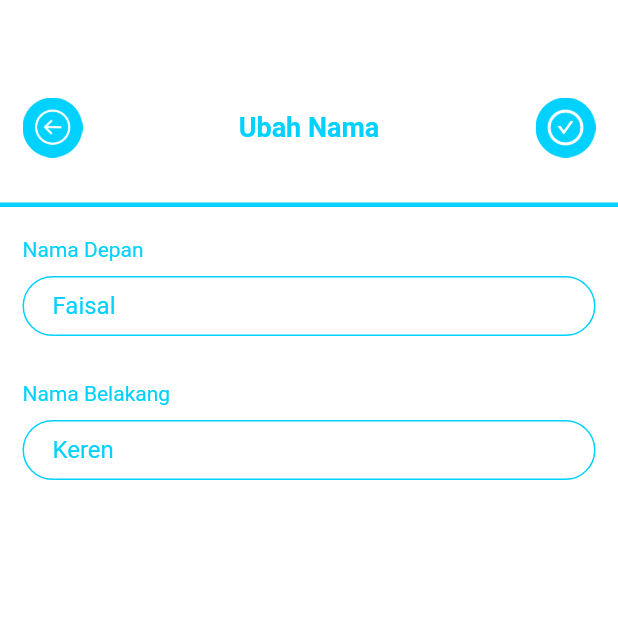
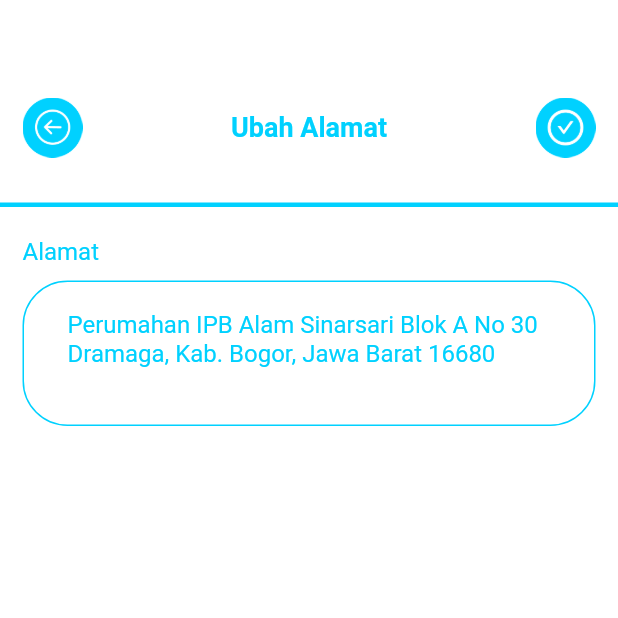
Before and after one commit to Faisalia/mabatua, a Flutter app: the EditAddressPage screen opened by its route, on a phone screen of 412 x 824 dp, the top half of it. Run offline on Flutter 3.47's test engine with Material 2 defaults, Android fonts, the phone set to English and light mode, and no system bars.

Commit message:
update edit_address_page

```diff
--- a/lib/pages/edit_profile/edit_address_page.dart
+++ b/lib/pages/edit_profile/edit_address_page.dart
@@ -21,7 +21,7 @@ class _EditAddressPageState extends State<EditAddressPage> {
         child: Column(
           children: [
             EditTitle(
-              title: 'Ubah Nama',
+              title: 'Ubah Alamat',
             ),
             Container(
               padding: EdgeInsets.only(top: 20, left: 15, right: 15),
@@ -37,20 +37,25 @@ class _EditAddressPageState extends State<EditAddressPage> {
                   crossAxisAlignment: CrossAxisAlignment.start,
                   children: [
                     Text(
-                      'Nama Depan',
-                      style: TextStyle(color: Theme.of(context).primaryColor),
+                      'Alamat',
+                      style: TextStyle(
+                          color: Theme.of(context).primaryColor, fontSize: 16),
                     ),
                     SizedBox(
                       height: 10,
                     ),
                     Container(
-                      height: 40,
+                      // height: 40,
                       child: TextFormField(
-                        controller: _firstNameController..text = 'Faisal',
+                        maxLines: 3,
+                        controller: _firstNameController
+                          ..text =
+                              'Perumahan IPB Alam Sinarsari Blok A No 30 Dramaga, Kab. Bogor, Jawa Barat 16680',
                         enableInteractiveSelection: false,
                         focusNode: FocusNode(),
                         decoration: InputDecoration(
-                          contentPadding: EdgeInsets.symmetric(horizontal: 20),
+                          contentPadding: EdgeInsets.symmetric(
+                              horizontal: 30, vertical: 20),
                           // hintText: 'Faisal',
                           hintStyle: TextStyle(
                             color: Theme.of(context).primaryColor,
@@ -62,50 +67,12 @@ class _EditAddressPageState extends State<EditAddressPage> {
                             borderSide: BorderSide(
                                 color: Theme.of(context).primaryColor,
                                 width: 2),
-                            borderRadius: BorderRadius.circular(50),
+                            borderRadius: BorderRadius.circular(30),
                           ),
                           enabledBorder: OutlineInputBorder(
                             borderSide: BorderSide(
                                 color: Theme.of(context).primaryColor),
-                            borderRadius: BorderRadius.circular(50),
-                          ),
-                        ),
-                      ),
-                    ),
-                    SizedBox(
-                      height: 30,
-                    ),
-                    Text(
-                      'Nama Belakang',
-                      style: TextStyle(color: Theme.of(context).primaryColor),
-                    ),
-                    SizedBox(
-                      height: 10,
-                    ),
-                    Container(
-                      height: 40,
-                      child: TextFormField(
-                        controller: _lastNameController..text = 'Keren',
-                        decoration: InputDecoration(
-                          contentPadding: EdgeInsets.symmetric(horizontal: 20),
-                          border: OutlineInputBorder(),
-                          // hintText: 'Keren',
-                          hintStyle: TextStyle(
-                            color: Theme.of(context).primaryColor,
-                            fontWeight: FontWeight.w300,
-                            fontSize: 12,
-                          ),
-                          fillColor: Theme.of(context).primaryColor,
-                          focusedBorder: OutlineInputBorder(
-                            borderSide: BorderSide(
-                                color: Theme.of(context).primaryColor,
-                                width: 2),
-                            borderRadius: BorderRadius.circular(50),
-                          ),
-                          enabledBorder: OutlineInputBorder(
-                            borderSide: BorderSide(
-                                color: Theme.of(context).primaryColor),
-                            borderRadius: BorderRadius.circular(50),
+                            borderRadius: BorderRadius.circular(30),
                           ),
                         ),
                       ),
--- a/lib/pages/setting_page.dart
+++ b/lib/pages/setting_page.dart
@@ -1,5 +1,6 @@
 import 'package:flutter/material.dart';
 import './edit_profile/edit_name_page.dart';
+import './edit_profile/edit_address_page.dart';
 
 class SettingPage extends StatelessWidget {
   const SettingPage({Key? key}) : super(key: key);
@@ -79,7 +80,10 @@ class SettingPage extends StatelessWidget {
                         Icons.keyboard_arrow_right,
                         color: Theme.of(context).primaryColor,
                       ),
-                      onTap: () {},
+                      onTap: () {
+                        Navigator.of(context)
+                            .pushNamed(EditAddressPage.routeName);
+                      },
                     ),
                     Divider(
                       color: Theme.of(context).primaryColor,
```
